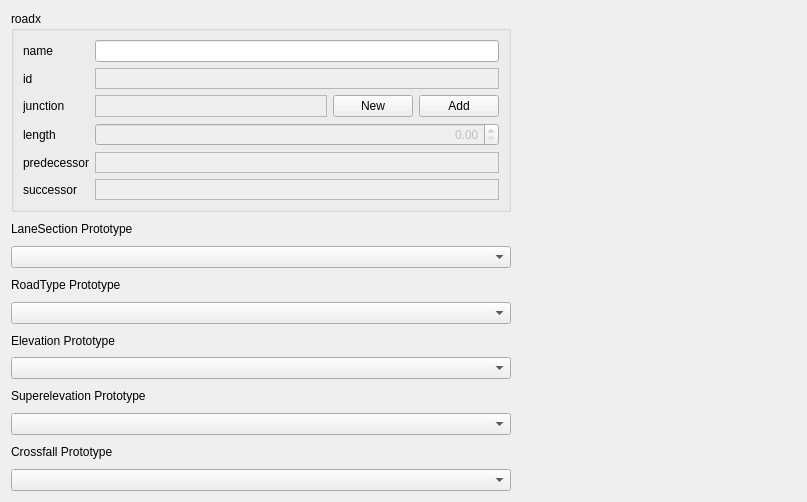
This is src/OpenCOVER/DrivingSim/oddlot/src/settings/widgets/roadsettings.ui in hlrs-vis/covise as Qt 5 draws it before an edit. The edited form follows.
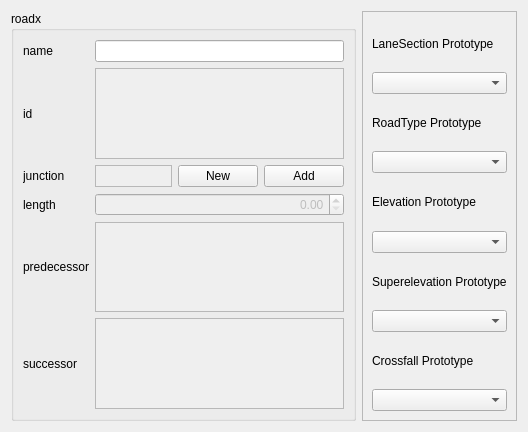
This is the edited form.

Commit message: changed settings layout added osm motorway

What changed in the file:
```diff
--- a/src/OpenCOVER/DrivingSim/oddlot/src/settings/widgets/roadsettings.ui
+++ b/src/OpenCOVER/DrivingSim/oddlot/src/settings/widgets/roadsettings.ui
@@ -6,15 +6,15 @@
    <rect>
     <x>0</x>
     <y>0</y>
-    <width>807</width>
-    <height>502</height>
+    <width>528</width>
+    <height>432</height>
    </rect>
   </property>
   <property name="windowTitle">
    <string>Form</string>
   </property>
-  <layout class="QGridLayout" name="gridLayout_2">
-   <item row="0" column="0">
+  <layout class="QHBoxLayout" name="horizontalLayout">
+   <item>
     <widget class="QGroupBox" name="groupBox">
      <property name="title">
       <string>roadx</string>
@@ -251,75 +251,78 @@
      </layout>
     </widget>
    </item>
-   <item row="4" column="0">
-    <widget class="QComboBox" name="laneSectionComboBox">
-     <property name="sizePolicy">
-      <sizepolicy hsizetype="Minimum" vsizetype="Fixed">
-       <horstretch>0</horstretch>
-       <verstretch>0</verstretch>
-      </sizepolicy>
+   <item>
+    <widget class="QFrame" name="frame">
+     <property name="frameShape">
+      <enum>QFrame::StyledPanel</enum>
      </property>
-    </widget>
-   </item>
-   <item row="3" column="0">
+     <property name="frameShadow">
+      <enum>QFrame::Raised</enum>
+     </property>
+     <layout class="QVBoxLayout" name="verticalLayout_2">
+      <item>
+       <layout class="QVBoxLayout" name="verticalLayout">
+        <item>
     <widget class="QLabel" name="label">
      <property name="text">
       <string>LaneSection Prototype</string>
      </property>
     </widget>
    </item>
-   <item row="0" column="1">
-    <spacer name="horizontalSpacer">
-     <property name="orientation">
-      <enum>Qt::Horizontal</enum>
-     </property>
-     <property name="sizeHint" stdset="0">
-      <size>
-       <width>308</width>
-       <height>198</height>
-      </size>
-     </property>
-    </spacer>
-   </item>
-   <item row="5" column="0">
+        <item>
+         <widget class="QComboBox" name="laneSectionComboBox">
+          <property name="sizePolicy">
+           <sizepolicy hsizetype="Minimum" vsizetype="Fixed">
+            <horstretch>0</horstretch>
+            <verstretch>0</verstretch>
+           </sizepolicy>
+          </property>
+         </widget>
+        </item>
+        <item>
     <widget class="QLabel" name="label_2">
      <property name="text">
       <string>RoadType Prototype</string>
      </property>
     </widget>
    </item>
-   <item row="6" column="0">
+        <item>
     <widget class="QComboBox" name="roadTypeComboBox"/>
    </item>
-   <item row="8" column="0">
+        <item>
+         <widget class="QLabel" name="label_3">
+          <property name="text">
+           <string>Elevation Prototype</string>
+          </property>
+         </widget>
+        </item>
+        <item>
     <widget class="QComboBox" name="elevationComboBox"/>
    </item>
-   <item row="9" column="0">
+        <item>
     <widget class="QLabel" name="label_4">
      <property name="text">
       <string>Superelevation Prototype</string>
      </property>
     </widget>
    </item>
-   <item row="10" column="0">
+        <item>
     <widget class="QComboBox" name="superelevationComboBox"/>
    </item>
-   <item row="11" column="0">
+        <item>
     <widget class="QLabel" name="label_5">
      <property name="text">
       <string>Crossfall Prototype</string>
      </property>
     </widget>
    </item>
-   <item row="7" column="0">
-    <widget class="QLabel" name="label_3">
-     <property name="text">
-      <string>Elevation Prototype</string>
-     </property>
-    </widget>
-   </item>
-   <item row="12" column="0">
+        <item>
     <widget class="QComboBox" name="crossfallComboBox"/>
+        </item>
+       </layout>
+      </item>
+     </layout>
+    </widget>
    </item>
   </layout>
  </widget>
```
Lines whose indentation alone changed are shown as unchanged. The commit also changes 7 other files.
